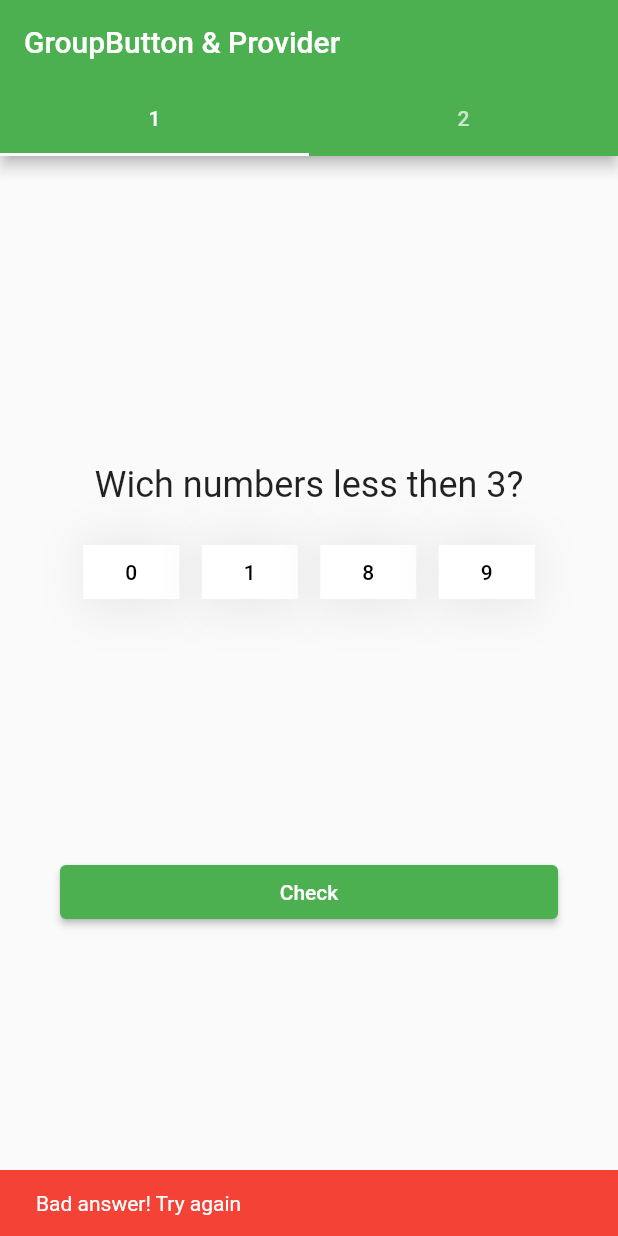
After one commit to Frezyx/group_button, a Flutter app: the HomePage screen opened directly, after a tap on "Check", on a phone screen of 412 x 824 dp. The commit adds this screen. Run offline on Flutter 3.47's test engine with Material 2 defaults, Android fonts, the phone set to English and light mode, and no system bars.

Commit message:
Add example for using package with provider

```diff
--- /dev/null
+++ b/example/lib/examples/provider_example/models/exercise.dart
@@ -0,0 +1,15 @@
+import 'package:example/examples/provider_example/models/question.dart';
+
+class Exercise {
+  const Exercise({
+    this.questions,
+  });
+
+  final List<Question> questions;
+
+  void updateAnswer(int questionIndex, int index, bool value) =>
+      questions[questionIndex].updateAnsver(index, value);
+
+  @override
+  String toString() => 'Exercise(questions: $questions)';
+}
--- /dev/null
+++ b/example/lib/examples/provider_example/models/models.dart
@@ -0,0 +1 @@
+export 'exercise.dart';
--- /dev/null
+++ b/example/lib/examples/provider_example/models/question.dart
@@ -0,0 +1,33 @@
+import 'package:flutter/foundation.dart';
+
+class Question {
+  const Question(this.title, this.answers, this.userAnswers, this.answerTitles);
+
+  final String title;
+  final List<String> answerTitles;
+  final List<bool> answers;
+  final List<bool> userAnswers;
+
+  void updateAnsver(int index, bool value) {
+    userAnswers[index] = value;
+  }
+
+  List<int> get selectedIndexes {
+    final indexes = <int>[];
+    for (var i = 0; i < userAnswers.length; i++) {
+      if (userAnswers[i]) {
+        indexes.add(i);
+      }
+    }
+    return indexes;
+  }
+
+  @override
+  String toString() {
+    return 'Question(title: $title, answerTitles: $answerTitles, answers: $answers, userAnswers: $userAnswers)';
+  }
+
+  bool get result {
+    return listEquals(answers, userAnswers);
+  }
+}
--- /dev/null
+++ b/example/lib/examples/provider_example/providers/exercises_provider.dart
@@ -0,0 +1,45 @@
+import 'package:example/examples/provider_example/models/models.dart';
+import 'package:example/examples/provider_example/models/question.dart';
+import 'package:flutter/material.dart';
+
+class ExarcisesProvider extends ChangeNotifier {
+  var _exercise = Exercise(
+    questions: [
+      Question(
+        'Wich numbers less then 3?',
+        [true, true, false, false],
+        [false, false, false, false],
+        ['0', '1', '8', '9'],
+      ),
+      Question(
+        'Wich numbers more then 3?',
+        [false, false, true, true],
+        [false, false, false, false],
+        ['1', '-10', '11', '9'],
+      ),
+    ],
+  );
+  var _selectedIndex = 0;
+
+  Exercise get exercise => _exercise;
+  void set exercise(Exercise val) {
+    _exercise = val;
+    notifyListeners();
+  }
+
+  int get selectedIndex => _selectedIndex;
+  void set selectedIndex(int val) {
+    _selectedIndex = val;
+    print(_selectedIndex);
+    notifyListeners();
+  }
+
+  void updateAnswer(int index, bool value) {
+    _exercise.updateAnswer(_selectedIndex, index, value);
+    notifyListeners();
+  }
+
+  bool checkResult() {
+    return _exercise.questions[_selectedIndex].result;
+  }
+}
--- /dev/null
+++ b/example/lib/examples/provider_example/providers/providers.dart
@@ -0,0 +1 @@
+export 'exercises_provider.dart';
--- /dev/null
+++ b/example/lib/examples/provider_example/ui/app.dart
@@ -0,0 +1,128 @@
+import 'package:example/examples/provider_example/providers/providers.dart';
+import 'package:flutter/material.dart';
+import 'package:group_button/group_button.dart';
+import 'package:provider/provider.dart';
+
+class GroupButtonProviderApp extends StatelessWidget {
+  @override
+  Widget build(BuildContext context) {
+    return MultiProvider(
+      providers: [
+        ChangeNotifierProvider<ExarcisesProvider>(
+          create: (_) => ExarcisesProvider(),
+        ),
+      ],
+      builder: (ctx, _) {
+        return MaterialApp(
+          debugShowCheckedModeBanner: false,
+          home: HomePage(),
+        );
+      },
+    );
+  }
+}
+
+class HomePage extends StatefulWidget {
+  @override
+  _HomePageState createState() => _HomePageState();
+}
+
+class _HomePageState extends State<HomePage>
+    with SingleTickerProviderStateMixin {
+  Axis direction = Axis.horizontal;
+
+  @override
+  Widget build(BuildContext context) {
+    final _eProvider = Provider.of<ExarcisesProvider>(context);
+    final size = MediaQuery.of(context).size;
+    return DefaultTabController(
+      length: _eProvider.exercise.questions.length,
+      child: Scaffold(
+        appBar: AppBar(
+          title: Text("GroupButton & Provider"),
+          bottom: _buildTabBar(_eProvider),
+        ),
+        body: _buildTabBarView(_eProvider, size),
+      ),
+    );
+  }
+
+  TabBarView _buildTabBarView(ExarcisesProvider _eProvider, Size size) {
+    return TabBarView(
+      children: _eProvider.exercise.questions
+          .map(
+            (q) => Padding(
+              padding: const EdgeInsets.all(40.0),
+              child: Column(
+                crossAxisAlignment: CrossAxisAlignment.center,
+                mainAxisAlignment: MainAxisAlignment.spaceEvenly,
+                children: [
+                  Column(
+                    children: [
+                      Text(
+                        q.title,
+                        style: TextStyle(
+                          fontSize: 24,
+                        ),
+                      ),
+                      SizedBox(height: 20),
+                      GroupButton(
+                        spacing: 15,
+                        isRadio: false,
+                        onSelected: (index, isSelected) {
+                          print(
+                              '$index button is ${isSelected ? 'selected' : 'unselected'}');
+                          _eProvider.updateAnswer(index, isSelected);
+                        },
+                        selectedColor: Colors.blue,
+                        buttons: q.answerTitles,
+                        selectedButtons: q.selectedIndexes,
+                      ),
+                    ],
+                  ),
+                  SizedBox(
+                    width: size.width,
+                    child: ElevatedButton(
+                      onPressed: () {
+                        final result = _eProvider.checkResult();
+
+                        ScaffoldMessenger.of(context).showSnackBar(
+                          SnackBar(
+                            content: Text(
+                              result
+                                  ? 'Great! correct answer'
+                                  : 'Bad answer! Try again',
+                            ),
+                            backgroundColor: result ? Colors.green : Colors.red,
+                          ),
+                        );
+                      },
+                      child: Text('Check'),
+                    ),
+                  ),
+                ],
+              ),
+            ),
+          )
+          .toList(),
+    );
+  }
+
+  TabBar _buildTabBar(ExarcisesProvider _eProvider) {
+    return TabBar(
+      onTap: (value) {
+        _eProvider.selectedIndex = value;
+      },
+      tabs: List.generate(
+        _eProvider.exercise.questions.length,
+        (index) => index + 1,
+      )
+          .map(
+            (e) => Tab(
+              icon: Text('$e'),
+            ),
+          )
+          .toList(),
+    );
+  }
+}
--- a/example/lib/main.dart
+++ b/example/lib/main.dart
@@ -2,10 +2,10 @@ import 'package:flutter/material.dart';
 import 'package:group_button/group_button.dart';
 
 void main() {
-  runApp(MyApp());
+  runApp(GroupButtonApp());
 }
 
-class MyApp extends StatelessWidget {
+class GroupButtonApp extends StatelessWidget {
   @override
   Widget build(BuildContext context) {
     return MaterialApp(
@@ -14,17 +14,17 @@ class MyApp extends StatelessWidget {
         primarySwatch: Colors.green,
         visualDensity: VisualDensity.adaptivePlatformDensity,
       ),
-      home: MyHomePage(),
+      home: HomePage(),
     );
   }
 }
 
-class MyHomePage extends StatefulWidget {
+class HomePage extends StatefulWidget {
   @override
-  _MyHomePageState createState() => _MyHomePageState();
+  _HomePageState createState() => _HomePageState();
 }
 
-class _MyHomePageState extends State<MyHomePage> {
+class _HomePageState extends State<HomePage> {
   Axis direction = Axis.horizontal;
 
   @override
--- a/example/pubspec.yaml
+++ b/example/pubspec.yaml
@@ -25,6 +25,7 @@ dependencies:
     sdk: flutter
   group_button:
     path: ../
+  provider: ^5.0.0
 
 
   # The following adds the Cupertino Icons font to your application.
```
